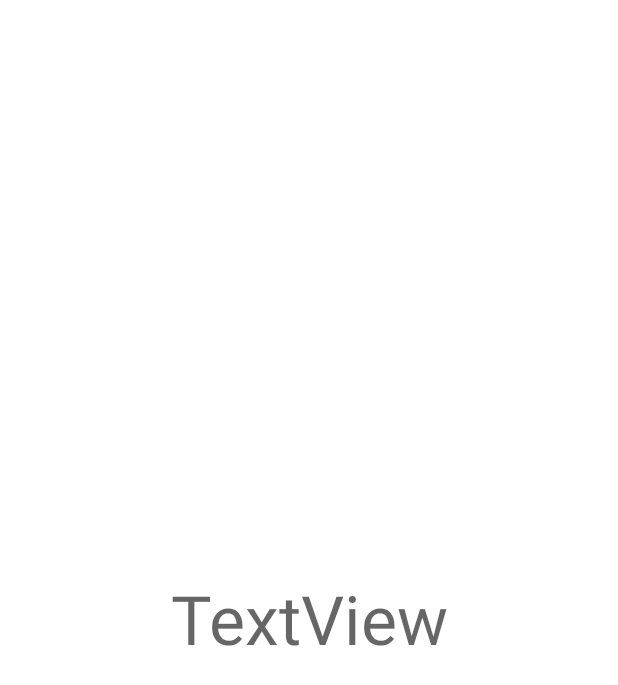
After one commit to ismaelePiparo/Domopot, an Android app: the layout config_step_3_fragment.xml on its own in the app's theme, with its tools: preview values and no code run, on a phone screen of 412 x 824 dp. The commit adds this screen. Shown: the top 685 px of the screen. Run offline under Robolectric (Android 15) with nearby library versions, the phone set to English and light mode, and no system bars.

```diff
--- a/Android/app/src/main/java/com/example/domopotapp/ui/main/MainViewModel.kt
+++ b/Android/app/src/main/java/com/example/domopotapp/ui/main/MainViewModel.kt
@@ -7,6 +7,7 @@ class MainViewModel : ViewModel(){
 
     public var wifiManager : WifiManager? = null
     public var ssid : String = ""
-    public var ipWebServer : String = "http://192.168.4.1/credentials"
+    public var ipWebServer : String = "http://192.168.4.1"
+    public var Pot_ID : String? = null
 
 }
--- /dev/null
+++ b/Android/app/src/main/res/layout/config_step_3_fragment.xml
@@ -0,0 +1,20 @@
+<?xml version="1.0" encoding="utf-8"?>
+<androidx.constraintlayout.widget.ConstraintLayout
+    xmlns:android="http://schemas.android.com/apk/res/android"
+    xmlns:app="http://schemas.android.com/apk/res-auto"
+    xmlns:tools="http://schemas.android.com/tools"
+    android:id="@+id/main"
+    android:layout_width="match_parent"
+    android:layout_height="match_parent">
+
+    <TextView
+        android:id="@+id/potID"
+        android:layout_width="wrap_content"
+        android:layout_height="wrap_content"
+        android:text="TextView"
+        android:textAppearance="@style/TextAppearance.AppCompat.Display2"
+        app:layout_constraintBottom_toBottomOf="parent"
+        app:layout_constraintEnd_toEndOf="parent"
+        app:layout_constraintStart_toStartOf="parent"
+        app:layout_constraintTop_toTopOf="parent" />
+</androidx.constraintlayout.widget.ConstraintLayout>
--- a/Android/app/src/main/res/navigation/main_nav.xml
+++ b/Android/app/src/main/res/navigation/main_nav.xml
@@ -40,5 +40,5 @@
         android:id="@+id/configStep3"
         android:name="com.example.domopotapp.ui.main.ConfigStep3"
         android:label="fragment_config_step3"
-        tools:layout="@layout/fragment_config_step3" />
+        tools:layout="@layout/config_step_3_fragment" />
 </navigation>
```
Also changed, not shown: Android/app/src/main/java/com/example/domopotapp/ui/main/ConfigStep2.kt (+28 -4 lines), Android/app/src/main/java/com/example/domopotapp/ui/main/ConfigStep3.kt (+17 -7 lines), Android/app/src/main/res/layout/fragment_config_step3.xml (deleted, +0 -14 lines).
